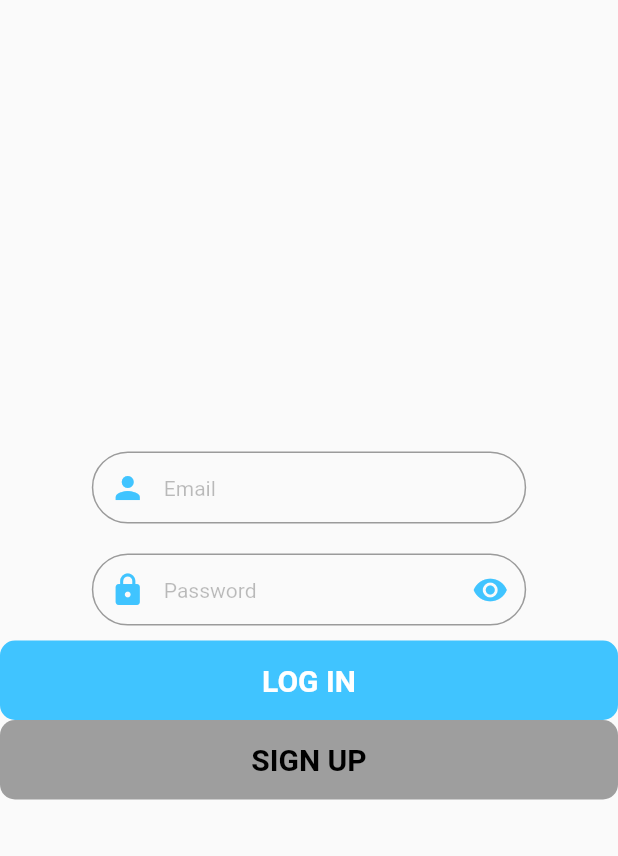
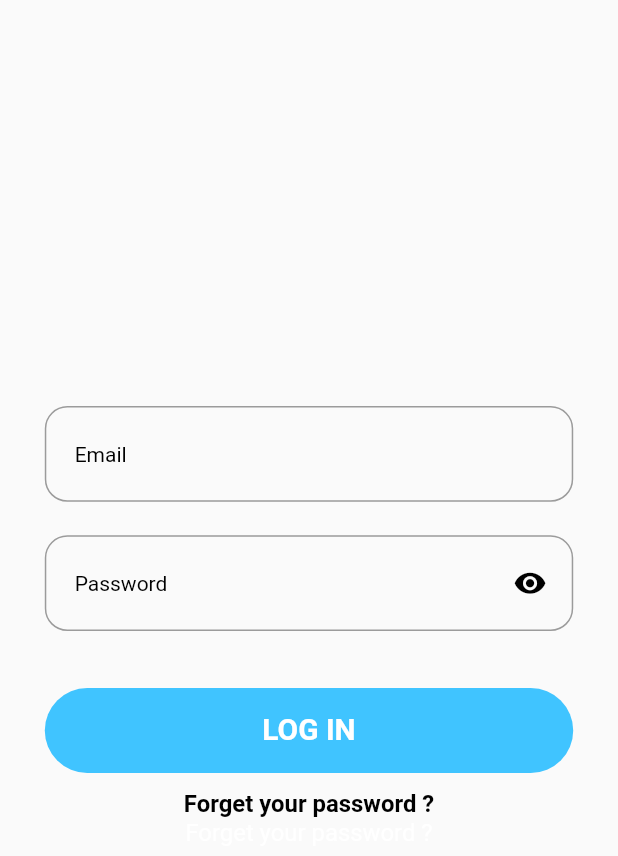
Before and after one commit to thanhhieu2005/flutter_project_1_2022, a Flutter app: the screen it shows after launch, on a phone screen of 412 x 824 dp. Shown: the top 856 px of the screen. Run offline on Flutter 3.47's test engine with Material 2 defaults, Android fonts, the phone set to English and light mode, and no system bars; our stand-ins replace dio, firebase_auth, firebase_core, flutter_screenutil, flutter_spinkit; accounts and stored records are empty.

Commit message:
update ui login

```diff
--- a/lib/configs/text_config.dart
+++ b/lib/configs/text_config.dart
@@ -1,10 +1,11 @@
 import 'package:flutter/cupertino.dart';
+import 'package:flutter/material.dart';
 import 'package:flutter_screenutil/flutter_screenutil.dart';
 
 import 'color_config.dart';
 
 class TextConfigs {
-  static const kFontFamily = "DESIGN_FONT";
+  static const kFontFamily = "Roboto";
   static final kText16_1 = TextStyle(
     fontSize: 16.sp,
     fontFamily: kFontFamily,
@@ -17,4 +18,11 @@ class TextConfigs {
     fontWeight: FontWeight.bold,
     color: AppColors.kColor1,
   );
+
+  static final kText16BoldBlack = TextStyle(
+    fontSize: 16.sp,
+    fontFamily: kFontFamily,
+    fontWeight: FontWeight.bold,
+    color: Colors.black,
+  );
 }
--- a/lib/main.dart
+++ b/lib/main.dart
@@ -3,6 +3,7 @@ import 'package:flutter/material.dart';
 import 'package:flutter_project_1/services/auth_service.dart';
 import 'package:flutter_project_1/views/home_screen.dart';
 import 'package:flutter_project_1/views/landing/landing_page.dart';
+import 'package:flutter_screenutil/flutter_screenutil.dart';
 import 'package:provider/provider.dart';
 
 void main() async {
@@ -14,9 +15,11 @@ void main() async {
 class MyApp extends StatelessWidget {
   const MyApp({Key? key}) : super(key: key);
 
-  // This widget is the root of your application.
   @override
   Widget build(BuildContext context) {
+    return ScreenUtilInit(
+        designSize: const Size(414, 736),
+        builder: () {
           return MultiProvider(
             providers: [
               Provider<AuthService>(
@@ -24,7 +27,7 @@ class MyApp extends StatelessWidget {
               ),
             ],
             child: MaterialApp(
-        title: 'Flutter Demo',
+              title: 'VAtraction',
               theme: ThemeData(
                 primarySwatch: Colors.blue,
               ),
@@ -32,5 +35,6 @@ class MyApp extends StatelessWidget {
               home: const LandingPage(),
             ),
           );
+        });
   }
 }
--- a/lib/views/login/login_page.dart
+++ b/lib/views/login/login_page.dart
@@ -1,5 +1,6 @@
 import 'package:flutter/material.dart';
 import 'package:flutter_project_1/configs/color_config.dart';
+import 'package:flutter_project_1/configs/text_config.dart';
 import 'package:flutter_project_1/services/auth_service.dart';
 import 'package:flutter_project_1/views/home_screen.dart';
 import 'package:flutter_project_1/views/sign_up/sign_up_page.dart';
@@ -32,7 +33,9 @@ class _LoginPageState extends State<LoginPage> {
   Widget build(BuildContext context) {
     final authService = Provider.of<AuthService>(context);
     return Scaffold(
-      body: Center(
+      body: Container(
+        margin: EdgeInsets.symmetric(horizontal: 20.w),
+        child: Center(
             child: Column(
           mainAxisAlignment: MainAxisAlignment.center,
           children: [
@@ -48,6 +51,9 @@ class _LoginPageState extends State<LoginPage> {
                 authService.loginPassword = value;
               },
               hintText: "Password",
+            ),
+            SizedBox(
+              height: 24.h,
             ),
             RoundedLinearButton(
                 text: "Log In",
@@ -75,16 +81,20 @@ class _LoginPageState extends State<LoginPage> {
                 textColor: Colors.white,
                 startColor: AppColors.kPrimaryColor,
                 endColor: AppColors.kPrimaryColor),
-          RoundedLinearButton(
-              text: "Sign Up",
-              press: () {
-                Navigator.push(context, SignUpPage.route());
-              },
-              textColor: Colors.black,
-              startColor: Colors.grey,
-              endColor: Colors.grey)
+            SizedBox(
+              height: 10.h,
+            ),
+            Text(
+              "Forget your password ?",
+              style: TextConfigs.kText16BoldBlack,
+            ),
+            Text(
+              "Forget your password ?",
+              style: TextConfigs.kText16_1,
+            )
           ],
         )),
+      ),
     );
   }
 }
--- a/lib/widgets/rounded_input_field.dart
+++ b/lib/widgets/rounded_input_field.dart
@@ -1,5 +1,6 @@
 import 'package:flutter/material.dart';
 import 'package:flutter_project_1/widgets/text_field_container.dart';
+import 'package:flutter_screenutil/flutter_screenutil.dart';
 import '../configs/color_config.dart';
 
 class RoundedInputField extends StatelessWidget {
@@ -26,31 +27,28 @@ class RoundedInputField extends StatelessWidget {
         validator: (val) =>
             val!.isNotEmpty ? null : inputName + "cannot be blank!",
         decoration: InputDecoration(
-          prefixIcon: Icon(
-            icon,
-            color: AppColors.kPrimaryColor,
-          ),
           enabledBorder: OutlineInputBorder(
-            borderSide: BorderSide(color: Colors.black38),
-            borderRadius: BorderRadius.circular(29),
+            borderSide: const BorderSide(color: Colors.black38),
+            borderRadius: BorderRadius.circular(15),
           ),
           focusedBorder: OutlineInputBorder(
-            borderSide: BorderSide(color: AppColors.kPrimaryColor),
-            borderRadius: BorderRadius.circular(29),
+            borderSide: const BorderSide(color: AppColors.kPrimaryColor),
+            borderRadius: BorderRadius.circular(15),
           ),
           errorBorder: OutlineInputBorder(
-            borderSide: BorderSide(color: Colors.red),
-            borderRadius: BorderRadius.circular(29),
+            borderSide: const BorderSide(color: Colors.red),
+            borderRadius: BorderRadius.circular(15),
           ),
           border: OutlineInputBorder(
-            borderSide: BorderSide(color: Colors.black38),
-            borderRadius: BorderRadius.circular(29),
+            borderSide: const BorderSide(color: Colors.black38),
+            borderRadius: BorderRadius.circular(15),
           ),
-          contentPadding: EdgeInsets.all(10),
+          contentPadding:
+              EdgeInsets.symmetric(vertical: 20.h, horizontal: 20.w),
           hintText: hintText,
-          hintStyle: TextStyle(
+          hintStyle: const TextStyle(
             fontSize: 14,
-            color: Colors.black26,
+            color: Colors.black,
           ),
         ),
       ),
--- a/lib/widgets/rounded_linear_button.dart
+++ b/lib/widgets/rounded_linear_button.dart
@@ -1,4 +1,5 @@
 import 'package:flutter/material.dart';
+import 'package:flutter_screenutil/flutter_screenutil.dart';
 
 import '../configs/color_config.dart';
 
@@ -18,10 +19,12 @@ class RoundedLinearButton extends StatelessWidget {
 
   @override
   Widget build(BuildContext context) {
+    Size size = MediaQuery.of(context).size;
     return InkWell(
       onTap: press,
       child: Container(
-        padding: EdgeInsets.symmetric(vertical: 15, horizontal: 20),
+        margin: EdgeInsets.symmetric(horizontal: 10.w),
+        padding: EdgeInsets.symmetric(vertical: 15.h, horizontal: 20.w),
         // margin: EdgeInsets.symmetric(horizontal: 10, vertical: 10),
         decoration: BoxDecoration(
           gradient: LinearGradient(colors: [
@@ -29,14 +32,14 @@ class RoundedLinearButton extends StatelessWidget {
             startColor,
           ]),
           borderRadius: const BorderRadius.all(
-            Radius.circular(10),
+            Radius.circular(29),
           ),
         ),
         child: Center(
           child: Text(
             text.toUpperCase(),
             style: TextStyle(
-                fontWeight: FontWeight.bold, fontSize: 20, color: textColor),
+                fontWeight: FontWeight.bold, fontSize: 20.sp, color: textColor),
           ),
         ),
       ),
--- a/lib/widgets/rounded_password_field.dart
+++ b/lib/widgets/rounded_password_field.dart
@@ -1,5 +1,6 @@
 import 'package:flutter/material.dart';
 import 'package:flutter_project_1/widgets/text_field_container.dart';
+import 'package:flutter_screenutil/flutter_screenutil.dart';
 import '../configs/color_config.dart';
 
 class RoundedPasswordField extends StatefulWidget {
@@ -9,7 +10,7 @@ class RoundedPasswordField extends StatefulWidget {
   const RoundedPasswordField({
     Key? key,
     required this.onChanged,
-    this.hintText = "Your Password",
+    this.hintText = "Password",
     // required this.controller,
   }) : super(key: key);
 
@@ -38,14 +39,14 @@ class _RoundedPasswordFieldState extends State<RoundedPasswordField> {
             val!.isNotEmpty ? null : "Password cannot be blank!",
         keyboardType: TextInputType.emailAddress,
         decoration: InputDecoration(
-          prefixIcon: Icon(
-            Icons.lock,
-            color: AppColors.kPrimaryColor,
-          ),
           suffixIcon: IconButton(
-            icon: Icon(
-              _passwordVisibility ? Icons.visibility_off : Icons.visibility,
-              color: AppColors.kPrimaryColor,
+            icon: Padding(
+              padding: EdgeInsets.only(right: 20.w),
+              child: Icon(
+                _passwordVisibility ? Icons.visibility_off : Icons.visibility,
+                size: 20.h,
+                color: Colors.black,
+              ),
             ),
             onPressed: () {
               setState(() {
@@ -54,26 +55,26 @@ class _RoundedPasswordFieldState extends State<RoundedPasswordField> {
             },
           ),
           enabledBorder: OutlineInputBorder(
-            borderSide: BorderSide(color: Colors.black38),
-            borderRadius: BorderRadius.circular(29),
+            borderSide: const BorderSide(color: Colors.black38),
+            borderRadius: BorderRadius.circular(15),
           ),
           focusedBorder: OutlineInputBorder(
-            borderSide: BorderSide(color: AppColors.kPrimaryColor),
-            borderRadius: BorderRadius.circular(29),
+            borderSide: const BorderSide(color: AppColors.kPrimaryColor),
+            borderRadius: BorderRadius.circular(15),
           ),
           errorBorder: OutlineInputBorder(
-            borderSide: BorderSide(color: Colors.red),
-            borderRadius: BorderRadius.circular(29),
+              borderSide: const BorderSide(color: Colors.red),
+              borderRadius: BorderRadius.circular(15)),
+          border: OutlineInputBorder(
+            borderSide: const BorderSide(color: Colors.black38),
+            borderRadius: BorderRadius.circular(15),
           ),
-          border: OutlineInputBorder(
-            borderSide: BorderSide(color: Colors.black38),
-            borderRadius: BorderRadius.circular(29),
-          ),
-          contentPadding: EdgeInsets.all(10),
+          contentPadding:
+              EdgeInsets.symmetric(vertical: 20.h, horizontal: 20.w),
           hintText: widget.hintText,
-          hintStyle: TextStyle(
+          hintStyle: const TextStyle(
             fontSize: 14,
-            color: Colors.black26,
+            color: Colors.black,
           ),
         ),
       ),
--- a/lib/widgets/text_field_container.dart
+++ b/lib/widgets/text_field_container.dart
@@ -1,4 +1,5 @@
 import 'package:flutter/material.dart';
+import 'package:flutter_screenutil/flutter_screenutil.dart';
 
 class TextFieldContainer extends StatelessWidget {
   final Widget child;
@@ -11,11 +12,9 @@ class TextFieldContainer extends StatelessWidget {
   Widget build(BuildContext context) {
     Size size = MediaQuery.of(context).size;
     return Container(
-      width: size.width * 0.8,
-      margin: EdgeInsets.symmetric(vertical: 5),
-      padding: EdgeInsets.symmetric(vertical: 5, horizontal: 20),
+      padding: EdgeInsets.symmetric(vertical: 10.h, horizontal: 10.w),
       decoration: BoxDecoration(
-        borderRadius: BorderRadius.circular(29),
+        borderRadius: BorderRadius.circular(15),
       ),
       child: child,
     );
--- a/pubspec.yaml
+++ b/pubspec.yaml
@@ -34,7 +34,7 @@ dependencies:
   equatable: ^2.0.3
   provider: ^6.0.1
   dio: ^4.0.0
-  flutter_screenutil: ^5.0.0+2
+  flutter_screenutil: ^5.3.1
   shared_preferences: ^2.0.8
   flutter_svg: ^0.23.0+1
   google_fonts: ^2.1.0
```
Lines whose indentation alone changed are shown as unchanged.
